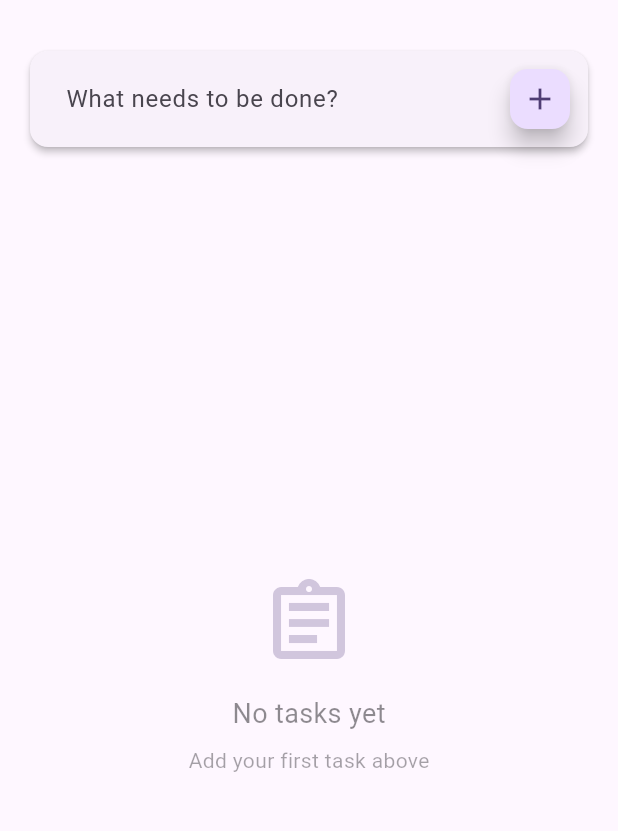
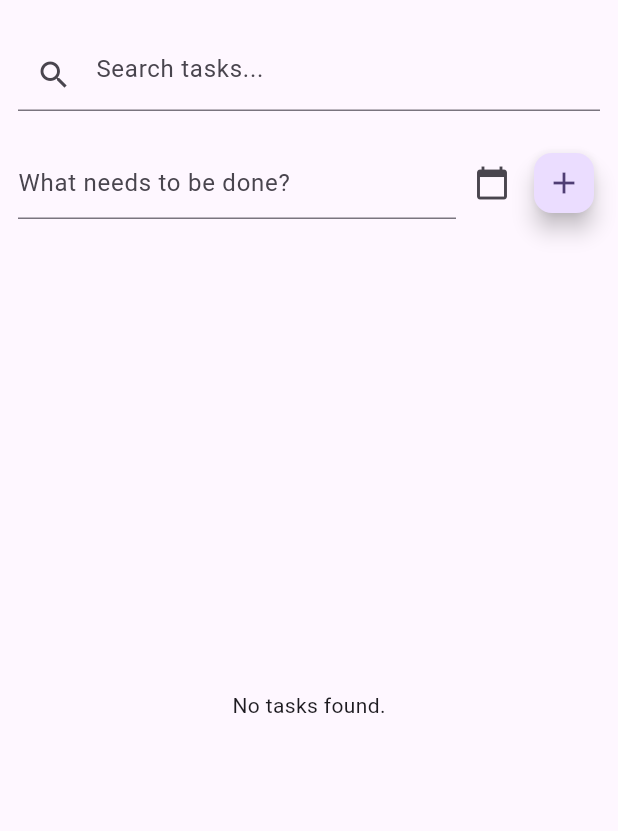
Before and after one commit to sathirapramudith123/Todo-list-Application, a Flutter app: the screen it shows after launch, on a phone screen of 412 x 824 dp, the part 63-894 px from its top. Run offline on Flutter 3.47's test engine with Material 3 defaults, Android fonts, the light colour scheme and no system bars.

Commit message:
update a main.dart file add a calander, time and search function
this update a project function how to work a project

```diff
--- a/lib/main.dart
+++ b/lib/main.dart
@@ -1,4 +1,5 @@
 import 'package:flutter/material.dart';
+import 'package:intl/intl.dart';
 
 void main() {
   runApp(const TodoApp());
@@ -18,17 +19,17 @@ class TodoApp extends StatelessWidget {
         ),
         useMaterial3: true,
         appBarTheme: const AppBarTheme(centerTitle: true, elevation: 0),
-        inputDecorationTheme: InputDecorationTheme(
-          border: OutlineInputBorder(borderRadius: BorderRadius.circular(12)),
-          contentPadding: const EdgeInsets.symmetric(
-            horizontal: 16,
-            vertical: 12,
-          ),
-        ),
       ),
       home: const TodoListScreen(),
     );
   }
+}
+
+class Todo {
+  String title;
+  DateTime? dateTime;
+
+  Todo({required this.title, this.dateTime});
 }
 
 class TodoListScreen extends StatefulWidget {
@@ -39,16 +40,21 @@ class TodoListScreen extends StatefulWidget {
 }
 
 class _TodoListScreenState extends State<TodoListScreen> {
-  final List<String> _todos = [];
+  final List<Todo> _todos = [];
   final TextEditingController _todoController = TextEditingController();
+  final TextEditingController _searchController = TextEditingController();
   final TextEditingController _editTodoController = TextEditingController();
+  DateTime? _selectedDateTime;
   int? _editingIndex;
 
   void _addTodo() {
     if (_todoController.text.trim().isNotEmpty) {
       setState(() {
-        _todos.add(_todoController.text.trim());
+        _todos.add(
+          Todo(title: _todoController.text.trim(), dateTime: _selectedDateTime),
+        );
         _todoController.clear();
+        _selectedDateTime = null;
       });
       _showSnackBar('Task added successfully!', Colors.green);
     } else {
@@ -58,15 +64,20 @@ class _TodoListScreenState extends State<TodoListScreen> {
 
   void _startEditing(int index) {
     _editingIndex = index;
-    _editTodoController.text = _todos[index];
+    _editTodoController.text = _todos[index].title;
+    _selectedDateTime = _todos[index].dateTime;
     _showEditDialog();
   }
 
   void _updateTodo() {
     if (_editTodoController.text.trim().isNotEmpty) {
       setState(() {
-        _todos[_editingIndex!] = _editTodoController.text.trim();
+        _todos[_editingIndex!] = Todo(
+          title: _editTodoController.text.trim(),
+          dateTime: _selectedDateTime,
+        );
         _editTodoController.clear();
+        _selectedDateTime = null;
         _editingIndex = null;
       });
       _showSnackBar('Task updated successfully!', Colors.blue);
@@ -103,6 +114,37 @@ class _TodoListScreenState extends State<TodoListScreen> {
     );
   }
 
+  void _pickDateTime() async {
+    DateTime? date = await showDatePicker(
+      context: context,
+      initialDate: _selectedDateTime ?? DateTime.now(),
+      firstDate: DateTime(2020),
+      lastDate: DateTime(2100),
+    );
+
+    if (date != null) {
+      TimeOfDay? time = await showTimePicker(
+        context: context,
+        initialTime:
+            _selectedDateTime != null
+                ? TimeOfDay.fromDateTime(_selectedDateTime!)
+                : TimeOfDay.now(),
+      );
+
+      if (time != null) {
+        setState(() {
+          _selectedDateTime = DateTime(
+            date.year,
+            date.month,
+            date.day,
+            time.hour,
+            time.minute,
+          );
+        });
+      }
+    }
+  }
+
   void _showEditDialog() {
     showDialog(
       context: context,
@@ -123,11 +165,19 @@ class _TodoListScreenState extends State<TodoListScreen> {
                 const SizedBox(height: 16),
                 TextField(
                   controller: _editTodoController,
-                  decoration: const InputDecoration(
-                    hintText: 'Edit your task',
-                    border: OutlineInputBorder(),
+                  decoration: const InputDecoration(hintText: 'Edit your task'),
+                  autofocus: true,
                 ),
-                  autofocus: true,
+                const SizedBox(height: 8),
+                TextButton.icon(
+                  icon: const Icon(Icons.calendar_today),
+                  label: const Text('Pick Date & Time'),
+                  onPressed: _pickDateTime,
+                ),
+                const SizedBox(height: 8),
+                if (_selectedDateTime != null)
+                  Text(
+                    'Selected: ${DateFormat('yyyy-MM-dd – hh:mm a').format(_selectedDateTime!)}',
                   ),
                 const SizedBox(height: 16),
                 Row(
@@ -140,7 +190,6 @@ class _TodoListScreenState extends State<TodoListScreen> {
                       },
                       child: const Text('Cancel'),
                     ),
-                    const SizedBox(width: 8),
                     ElevatedButton(
                       onPressed: () {
                         Navigator.of(context).pop();
@@ -161,18 +210,17 @@ class _TodoListScreenState extends State<TodoListScreen> {
   void _showAlertDialog(String title, String message) {
     showDialog(
       context: context,
-      builder: (BuildContext context) {
-        return AlertDialog(
+      builder:
+          (BuildContext context) => AlertDialog(
             title: Text(title),
             content: Text(message),
             actions: [
               TextButton(
-              onPressed: () => Navigator.of(context).pop(),
+                onPressed: () => Navigator.pop(context),
                 child: const Text('OK'),
               ),
             ],
-        );
-      },
+          ),
     );
   }
 
@@ -180,16 +228,25 @@ class _TodoListScreenState extends State<TodoListScreen> {
     ScaffoldMessenger.of(context).showSnackBar(
       SnackBar(
         content: Text(message),
+        backgroundColor: color,
         duration: const Duration(seconds: 2),
-        backgroundColor: color,
-        behavior: SnackBarBehavior.floating,
-        shape: RoundedRectangleBorder(borderRadius: BorderRadius.circular(10)),
       ),
     );
   }
 
   @override
   Widget build(BuildContext context) {
+    final filteredTodos =
+        _searchController.text.isEmpty
+            ? _todos
+            : _todos
+                .where(
+                  (todo) => todo.title.toLowerCase().contains(
+                    _searchController.text.toLowerCase(),
+                  ),
+                )
+                .toList();
+
     return Scaffold(
       appBar: AppBar(
         title: const Text('My Todo List'),
@@ -200,23 +257,21 @@ class _TodoListScreenState extends State<TodoListScreen> {
               onPressed: () {
                 showDialog(
                   context: context,
-                  builder: (BuildContext context) {
-                    return AlertDialog(
+                  builder:
+                      (context) => AlertDialog(
                         title: const Text('Clear All Tasks'),
                         content: const Text(
                           'Are you sure you want to delete all tasks?',
                         ),
                         actions: [
                           TextButton(
-                          onPressed: () => Navigator.of(context).pop(),
+                            onPressed: () => Navigator.pop(context),
                             child: const Text('Cancel'),
                           ),
                           TextButton(
                             onPressed: () {
-                            setState(() {
-                              _todos.clear();
-                            });
-                            Navigator.of(context).pop();
+                              setState(() => _todos.clear());
+                              Navigator.pop(context);
                               _showSnackBar(
                                 'All tasks cleared!',
                                 Colors.deepOrange,
@@ -225,8 +280,7 @@ class _TodoListScreenState extends State<TodoListScreen> {
                             child: const Text('Clear All'),
                           ),
                         ],
-                    );
-                  },
+                      ),
                 );
               },
             ),
@@ -235,14 +289,18 @@ class _TodoListScreenState extends State<TodoListScreen> {
       body: Column(
         children: [
           Padding(
-            padding: const EdgeInsets.all(16.0),
-            child: Card(
-              elevation: 2,
-              shape: RoundedRectangleBorder(
-                borderRadius: BorderRadius.circular(12),
+            padding: const EdgeInsets.all(12),
+            child: TextField(
+              controller: _searchController,
+              decoration: const InputDecoration(
+                hintText: 'Search tasks...',
+                prefixIcon: Icon(Icons.search),
               ),
-              child: Padding(
-                padding: const EdgeInsets.all(8.0),
+              onChanged: (_) => setState(() {}),
+            ),
+          ),
+          Padding(
+            padding: const EdgeInsets.all(12),
             child: Row(
               children: [
                 Expanded(
@@ -250,13 +308,13 @@ class _TodoListScreenState extends State<TodoListScreen> {
                     controller: _todoController,
                     decoration: const InputDecoration(
                       hintText: 'What needs to be done?',
-                          border: InputBorder.none,
-                          contentPadding: EdgeInsets.symmetric(horizontal: 16),
-                        ),
-                        onSubmitted: (_) => _addTodo(),
                     ),
                   ),
-                    const SizedBox(width: 8),
+                ),
+                IconButton(
+                  icon: const Icon(Icons.calendar_today),
+                  onPressed: _pickDateTime,
+                ),
                 FloatingActionButton.small(
                   onPressed: _addTodo,
                   child: const Icon(Icons.add),
@@ -264,55 +322,29 @@ class _TodoListScreenState extends State<TodoListScreen> {
               ],
             ),
           ),
-            ),
-          ),
           Expanded(
             child:
-                _todos.isEmpty
-                    ? Center(
-                      child: Column(
-                        mainAxisAlignment: MainAxisAlignment.center,
-                        children: [
-                          Icon(
-                            Icons.assignment_outlined,
-                            size: 64,
-                            color: Theme.of(
-                              context,
-                            ).colorScheme.primary.withOpacity(0.3),
-                          ),
-                          const SizedBox(height: 16),
-                          Text(
-                            'No tasks yet',
-                            style: TextStyle(
-                              fontSize: 18,
-                              color: Theme.of(
-                                context,
-                              ).colorScheme.onSurface.withOpacity(0.5),
-                            ),
-                          ),
-                          const SizedBox(height: 8),
-                          Text(
-                            'Add your first task above',
-                            style: TextStyle(
-                              fontSize: 14,
-                              color: Theme.of(
-                                context,
-                              ).colorScheme.onSurface.withOpacity(0.4),
-                            ),
-                          ),
-                        ],
-                      ),
-                    )
+                filteredTodos.isEmpty
+                    ? const Center(child: Text('No tasks found.'))
                     : ListView.builder(
-                      itemCount: _todos.length,
+                      itemCount: filteredTodos.length,
                       itemBuilder: (context, index) {
+                        final todo = filteredTodos[index];
                         return Card(
                           margin: const EdgeInsets.symmetric(
                             horizontal: 16,
-                            vertical: 4,
+                            vertical: 6,
                           ),
                           child: ListTile(
-                            title: Text(_todos[index]),
+                            title: Text(todo.title),
+                            subtitle:
+                                todo.dateTime != null
+                                    ? Text(
+                                      DateFormat(
+                                        'yyyy-MM-dd – hh:mm a',
+                                      ).format(todo.dateTime!),
+                                    )
+                                    : null,
                             trailing: Row(
                               mainAxisSize: MainAxisSize.min,
                               children: [
@@ -343,6 +375,7 @@ class _TodoListScreenState extends State<TodoListScreen> {
   void dispose() {
     _todoController.dispose();
     _editTodoController.dispose();
+    _searchController.dispose();
     super.dispose();
   }
 }
```
Lines whose indentation alone changed are shown as unchanged.
